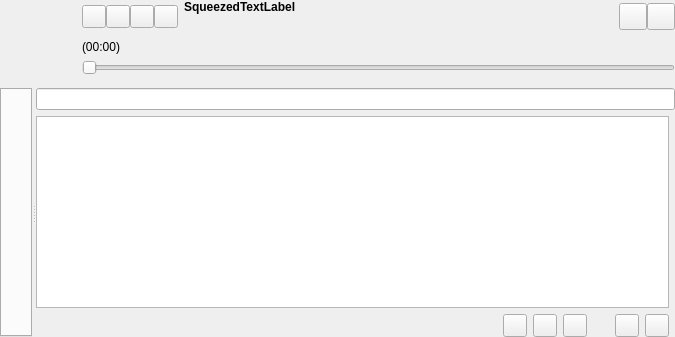
Before: the Qt Designer form gui/mainwindow.ui in polpo/cantata-mac, drawn with Qt 5.
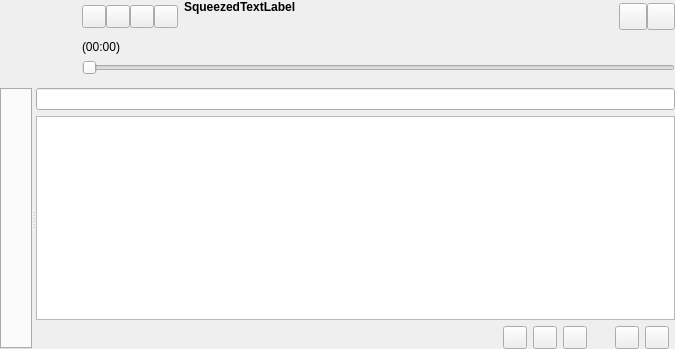
After: the same form once the commit is applied. Custom widgets are drawn as their Qt base class.

Commit message: Remove right border... not sure where this came from!

Diff of the .ui file:
```diff
--- a/gui/mainwindow.ui
+++ b/gui/mainwindow.ui
@@ -7,7 +7,7 @@
     <x>0</x>
     <y>0</y>
     <width>675</width>
-    <height>335</height>
+    <height>349</height>
    </rect>
   </property>
   <property name="windowTitle">
@@ -183,7 +183,7 @@
        <item row="0" column="0" colspan="9">
         <widget class="LineEdit" name="searchPlaylistLineEdit"/>
        </item>
-       <item row="1" column="0" colspan="8">
+       <item row="1" column="0" colspan="9">
         <widget class="TreeView" name="playQueue">
          <property name="contextMenuPolicy">
           <enum>Qt::CustomContextMenu</enum>
```
